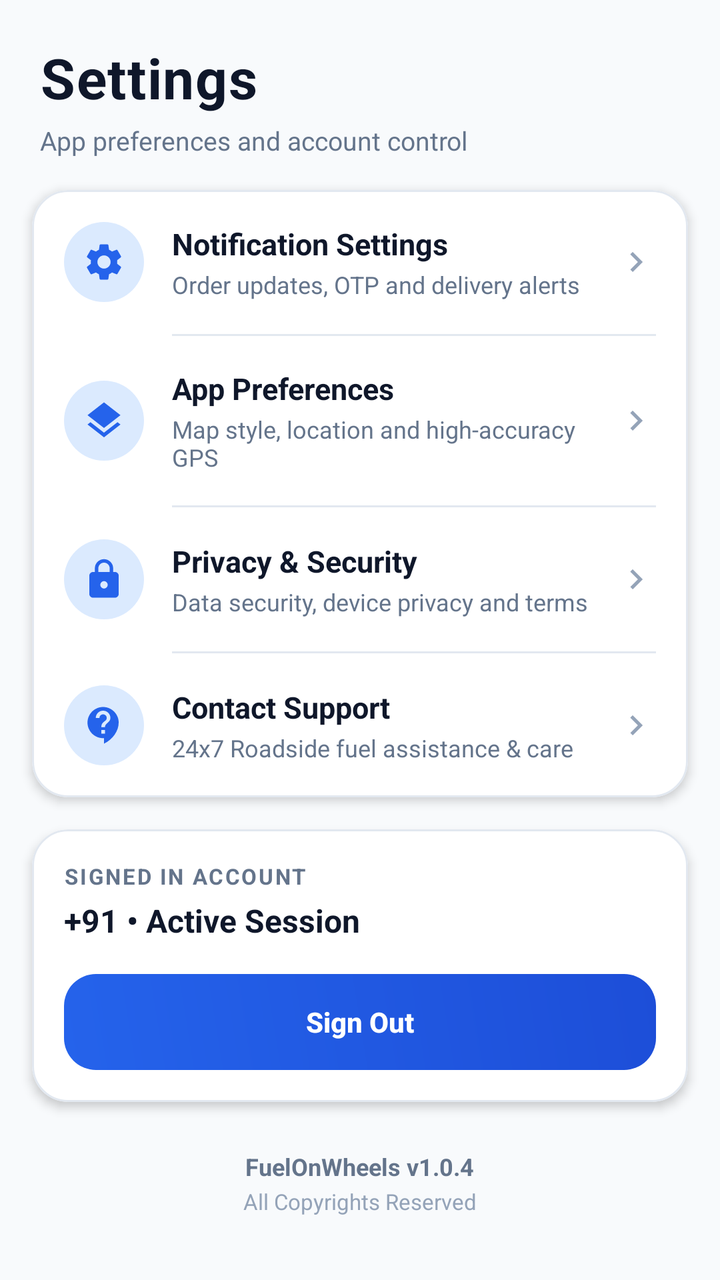
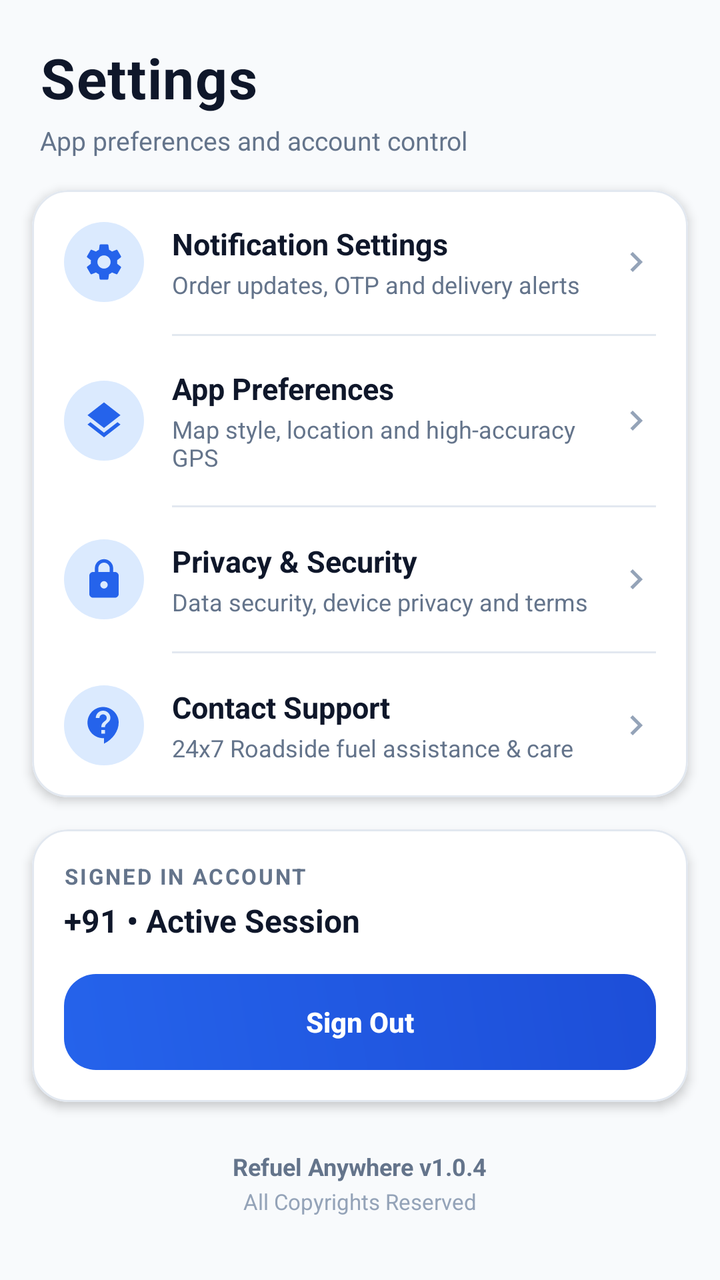

An Android layout rendered at two revisions. The XML below is the earlier revision; the diff shows what the commit changed to produce the second picture.
<!-- AndroidManifest.xml: application theme Theme.FuelOnWheelsApp -->
<!-- res/layout/fragment_settings.xml -->
<?xml version="1.0" encoding="utf-8"?>
<ScrollView xmlns:android="http://schemas.android.com/apk/res/android"
    xmlns:app="http://schemas.android.com/apk/res-auto"
    xmlns:tools="http://schemas.android.com/tools"
    android:layout_width="match_parent"
    android:layout_height="match_parent"
    android:background="@color/bg_slate"
    android:fillViewport="true"
    tools:context=".dashboard.SettingsFragment">

    <LinearLayout
        android:layout_width="match_parent"
        android:layout_height="wrap_content"
        android:orientation="vertical"
        android:paddingBottom="32dp">

        
        <TextView
            android:layout_width="wrap_content"
            android:layout_height="wrap_content"
            android:layout_marginStart="20dp"
            android:layout_marginTop="20dp"
            android:letterSpacing="0.02"
            android:text="Settings"
            android:textColor="@color/brand_navy"
            android:textSize="28sp"
            android:textStyle="bold" />

        <TextView
            android:layout_width="wrap_content"
            android:layout_height="wrap_content"
            android:layout_marginStart="20dp"
            android:layout_marginTop="4dp"
            android:layout_marginBottom="16dp"
            android:text="App preferences and account control"
            android:textColor="@color/text_secondary"
            android:textSize="13sp" />

        
        <com.google.android.material.card.MaterialCardView
            android:layout_width="match_parent"
            android:layout_height="wrap_content"
            android:layout_marginStart="16dp"
            android:layout_marginEnd="16dp"
            android:layout_marginBottom="16dp"
            app:cardBackgroundColor="@color/surface_card"
            app:cardCornerRadius="18dp"
            app:cardElevation="3dp"
            app:strokeColor="@color/card_border"
            app:strokeWidth="1dp">

            <LinearLayout
                android:layout_width="match_parent"
                android:layout_height="wrap_content"
                android:orientation="vertical">

                
                <LinearLayout
                    android:id="@+id/settings_item_notifications"
                    android:layout_width="match_parent"
                    android:layout_height="wrap_content"
                    android:background="?attr/selectableItemBackground"
                    android:clickable="true"
                    android:focusable="true"
                    android:gravity="center_vertical"
                    android:orientation="horizontal"
                    android:padding="16dp">

                    <FrameLayout
                        android:layout_width="40dp"
                        android:layout_height="40dp"
                        android:background="@drawable/badge_pill_blue">

                        <ImageView
                            android:layout_width="22dp"
                            android:layout_height="22dp"
                            android:layout_gravity="center"
                            android:contentDescription="@null"
                            android:src="@drawable/ic_baseline_settings_24"
                            app:tint="@color/brand_primary" />
                    </FrameLayout>

                    <LinearLayout
                        android:layout_width="0dp"
                        android:layout_height="wrap_content"
                        android:layout_marginStart="14dp"
                        android:layout_weight="1"
                        android:orientation="vertical">

                        <TextView
                            android:layout_width="wrap_content"
                            android:layout_height="wrap_content"
                            android:text="Notification Settings"
                            android:textColor="@color/brand_navy"
                            android:textSize="15sp"
                            android:textStyle="bold" />

                        <TextView
                            android:layout_width="wrap_content"
                            android:layout_height="wrap_content"
                            android:layout_marginTop="2dp"
                            android:text="Order updates, OTP and delivery alerts"
                            android:textColor="@color/text_secondary"
                            android:textSize="12sp" />
                    </LinearLayout>

                    <ImageView
                        android:layout_width="20dp"
                        android:layout_height="20dp"
                        android:contentDescription="@null"
                        android:src="@drawable/ic_baseline_keyboard_arrow_right_24"
                        app:tint="@color/text_muted" />
                </LinearLayout>

                <View
                    android:layout_width="match_parent"
                    android:layout_height="1dp"
                    android:layout_marginStart="70dp"
                    android:layout_marginEnd="16dp"
                    android:background="@color/card_border" />

                
                <LinearLayout
                    android:id="@+id/settings_item_app"
                    android:layout_width="match_parent"
                    android:layout_height="wrap_content"
                    android:background="?attr/selectableItemBackground"
                    android:clickable="true"
                    android:focusable="true"
                    android:gravity="center_vertical"
                    android:orientation="horizontal"
                    android:padding="16dp">

                    <FrameLayout
                        android:layout_width="40dp"
                        android:layout_height="40dp"
                        android:background="@drawable/badge_pill_blue">

                        <ImageView
                            android:layout_width="22dp"
                            android:layout_height="22dp"
                            android:layout_gravity="center"
                            android:contentDescription="@null"
                            android:src="@drawable/ic_layers_24"
                            app:tint="@color/brand_primary" />
                    </FrameLayout>

                    <LinearLayout
                        android:layout_width="0dp"
                        android:layout_height="wrap_content"
                        android:layout_marginStart="14dp"
                        android:layout_weight="1"
                        android:orientation="vertical">

                        <TextView
                            android:layout_width="wrap_content"
                            android:layout_height="wrap_content"
                            android:text="App Preferences"
                            android:textColor="@color/brand_navy"
                            android:textSize="15sp"
                            android:textStyle="bold" />

                        <TextView
                            android:layout_width="wrap_content"
                            android:layout_height="wrap_content"
                            android:layout_marginTop="2dp"
                            android:text="Map style, location and high-accuracy GPS"
                            android:textColor="@color/text_secondary"
                            android:textSize="12sp" />
                    </LinearLayout>

                    <ImageView
                        android:layout_width="20dp"
                        android:layout_height="20dp"
                        android:contentDescription="@null"
                        android:src="@drawable/ic_baseline_keyboard_arrow_right_24"
                        app:tint="@color/text_muted" />
                </LinearLayout>

                <View
                    android:layout_width="match_parent"
                    android:layout_height="1dp"
                    android:layout_marginStart="70dp"
                    android:layout_marginEnd="16dp"
                    android:background="@color/card_border" />

                
                <LinearLayout
                    android:id="@+id/settings_item_privacy"
                    android:layout_width="match_parent"
                    android:layout_height="wrap_content"
                    android:background="?attr/selectableItemBackground"
                    android:clickable="true"
                    android:focusable="true"
                    android:gravity="center_vertical"
                    android:orientation="horizontal"
                    android:padding="16dp">

                    <FrameLayout
                        android:layout_width="40dp"
                        android:layout_height="40dp"
                        android:background="@drawable/badge_pill_blue">

                        <ImageView
                            android:layout_width="22dp"
                            android:layout_height="22dp"
                            android:layout_gravity="center"
                            android:contentDescription="@null"
                            android:src="@drawable/ic_lock_outline_24"
                            app:tint="@color/brand_primary" />
                    </FrameLayout>

                    <LinearLayout
                        android:layout_width="0dp"
                        android:layout_height="wrap_content"
                        android:layout_marginStart="14dp"
                        android:layout_weight="1"
                        android:orientation="vertical">

                        <TextView
                            android:layout_width="wrap_content"
                            android:layout_height="wrap_content"
                            android:text="Privacy &amp; Security"
                            android:textColor="@color/brand_navy"
                            android:textSize="15sp"
                            android:textStyle="bold" />

                        <TextView
                            android:layout_width="wrap_content"
                            android:layout_height="wrap_content"
                            android:layout_marginTop="2dp"
                            android:text="Data security, device privacy and terms"
                            android:textColor="@color/text_secondary"
                            android:textSize="12sp" />
                    </LinearLayout>

                    <ImageView
                        android:layout_width="20dp"
                        android:layout_height="20dp"
                        android:contentDescription="@null"
                        android:src="@drawable/ic_baseline_keyboard_arrow_right_24"
                        app:tint="@color/text_muted" />
                </LinearLayout>

                <View
                    android:layout_width="match_parent"
                    android:layout_height="1dp"
                    android:layout_marginStart="70dp"
                    android:layout_marginEnd="16dp"
                    android:background="@color/card_border" />

                
                <LinearLayout
                    android:id="@+id/settings_item_contact"
                    android:layout_width="match_parent"
                    android:layout_height="wrap_content"
                    android:background="?attr/selectableItemBackground"
                    android:clickable="true"
                    android:focusable="true"
                    android:gravity="center_vertical"
                    android:orientation="horizontal"
                    android:padding="16dp">

                    <FrameLayout
                        android:layout_width="40dp"
                        android:layout_height="40dp"
                        android:background="@drawable/badge_pill_blue">

                        <ImageView
                            android:layout_width="22dp"
                            android:layout_height="22dp"
                            android:layout_gravity="center"
                            android:contentDescription="@null"
                            android:src="@drawable/ic_baseline_contact_support_24"
                            app:tint="@color/brand_primary" />
                    </FrameLayout>

                    <LinearLayout
                        android:layout_width="0dp"
                        android:layout_height="wrap_content"
                        android:layout_marginStart="14dp"
                        android:layout_weight="1"
                        android:orientation="vertical">

                        <TextView
                            android:layout_width="wrap_content"
                            android:layout_height="wrap_content"
                            android:text="Contact Support"
                            android:textColor="@color/brand_navy"
                            android:textSize="15sp"
                            android:textStyle="bold" />

                        <TextView
                            android:layout_width="wrap_content"
                            android:layout_height="wrap_content"
                            android:layout_marginTop="2dp"
                            android:text="24x7 Roadside fuel assistance &amp; care"
                            android:textColor="@color/text_secondary"
                            android:textSize="12sp" />
                    </LinearLayout>

                    <ImageView
                        android:layout_width="20dp"
                        android:layout_height="20dp"
                        android:contentDescription="@null"
                        android:src="@drawable/ic_baseline_keyboard_arrow_right_24"
                        app:tint="@color/text_muted" />
                </LinearLayout>

            </LinearLayout>
        </com.google.android.material.card.MaterialCardView>

        
        <ListView
            android:id="@+id/settingsList"
            android:layout_width="match_parent"
            android:layout_height="0dp"
            android:visibility="gone" />

        
        <com.google.android.material.card.MaterialCardView
            android:layout_width="match_parent"
            android:layout_height="wrap_content"
            android:layout_marginStart="16dp"
            android:layout_marginEnd="16dp"
            android:layout_marginBottom="24dp"
            app:cardBackgroundColor="@color/surface_card"
            app:cardCornerRadius="18dp"
            app:cardElevation="3dp"
            app:strokeColor="@color/card_border"
            app:strokeWidth="1dp">

            <LinearLayout
                android:layout_width="match_parent"
                android:layout_height="wrap_content"
                android:orientation="vertical"
                android:padding="16dp">

                <TextView
                    android:id="@+id/textView6"
                    android:layout_width="wrap_content"
                    android:layout_height="wrap_content"
                    android:letterSpacing="0.08"
                    android:text="SIGNED IN ACCOUNT"
                    android:textColor="@color/text_secondary"
                    android:textSize="11sp"
                    android:textStyle="bold" />

                <TextView
                    android:id="@+id/settings_tv_phone"
                    android:layout_width="wrap_content"
                    android:layout_height="wrap_content"
                    android:layout_marginTop="4dp"
                    android:layout_marginBottom="16dp"
                    android:text="+91 • Active Session"
                    android:textColor="@color/brand_navy"
                    android:textSize="16sp"
                    android:textStyle="bold" />

                
                <Button
                    android:id="@+id/settings_btn_signout"
                    android:layout_width="match_parent"
                    android:layout_height="48dp"
                    android:background="@drawable/bg_primary_button"
                    app:backgroundTint="@null"
                    android:elevation="0dp"
                    android:stateListAnimator="@null"
                    android:text="Sign Out"
                    android:textAllCaps="false"
                    android:textColor="@color/white"
                    android:textSize="14sp"
                    android:textStyle="bold" />
            </LinearLayout>
        </com.google.android.material.card.MaterialCardView>

        
        <LinearLayout
            android:layout_width="match_parent"
            android:layout_height="wrap_content"
            android:gravity="center"
            android:orientation="vertical">

            <TextView
                android:layout_width="wrap_content"
                android:layout_height="wrap_content"
                android:text="FuelOnWheels v1.0.4"
                android:textColor="@color/text_secondary"
                android:textSize="12sp"
                android:textStyle="bold" />

            <TextView
                android:id="@+id/textView4"
                android:layout_width="wrap_content"
                android:layout_height="wrap_content"
                android:layout_marginTop="2dp"
                android:text="@string/all_copyrights_reserved"
                android:textColor="@color/text_muted"
                android:textSize="11sp" />
        </LinearLayout>

    </LinearLayout>
</ScrollView>
<!-- resources referenced by this layout -->
<resources>
  <color name="bg_slate">#F8FAFC</color>
  <color name="brand_navy">#0F172A</color>
  <color name="brand_primary">#2563EB</color>
  <color name="card_border">#E2E8F0</color>
  <color name="surface_card">#FFFFFF</color>
  <color name="text_muted">#94A3B8</color>
  <color name="text_secondary">#64748B</color>
  <color name="white">#FFFFFFFF</color>
  <!-- drawable badge_pill_blue (drawable) -->
  <?xml version="1.0" encoding="utf-8"?>
  <shape xmlns:android="http://schemas.android.com/apk/res/android"
      android:shape="rectangle">
      <solid android:color="@color/pill_blue_bg" />
      <corners android:radius="50dp" />
      <padding
          android:left="10dp"
          android:top="4dp"
          android:right="10dp"
          android:bottom="4dp" />
  </shape>
  <!-- drawable bg_primary_button (drawable) -->
  <?xml version="1.0" encoding="utf-8"?>
  <ripple xmlns:android="http://schemas.android.com/apk/res/android"
      android:color="#40FFFFFF">
      <item>
          <shape android:shape="rectangle">
              <gradient
                  android:angle="45"
                  android:startColor="#2563EB"
                  android:endColor="#1D4ED8"
                  android:type="linear" />
              <corners android:radius="16dp" />
          </shape>
      </item>
  </ripple>
  <!-- drawable ic_baseline_contact_support_24 (drawable) -->
  <vector xmlns:android="http://schemas.android.com/apk/res/android"
      android:width="24dp"
      android:height="24dp"
      android:viewportWidth="24"
      android:viewportHeight="24"
      android:tint="?attr/colorControlNormal"
      android:autoMirrored="true">
    <path
        android:fillColor="@android:color/white"
        android:pathData="M11.5,2C6.81,2 3,5.81 3,10.5S6.81,19 11.5,19h0.5v3c4.86,-2.34 8,-7 8,-11.5C20,5.81 16.19,2 11.5,2zM12.5,16.5h-2v-2h2v2zM12.5,13h-2c0,-3.25 3,-3 3,-5 0,-1.1 -0.9,-2 -2,-2s-2,0.9 -2,2h-2c0,-2.21 1.79,-4 4,-4s4,1.79 4,4c0,2.5 -3,2.75 -3,5z"/>
  </vector>
  <!-- drawable ic_baseline_keyboard_arrow_right_24 (drawable) -->
  <vector xmlns:android="http://schemas.android.com/apk/res/android"
      android:width="24dp"
      android:height="24dp"
      android:viewportWidth="24"
      android:viewportHeight="24"
      android:tint="?attr/colorControlNormal"
      android:autoMirrored="true">
    <path
        android:fillColor="@android:color/white"
        android:pathData="M8.59,16.59L13.17,12 8.59,7.41 10,6l6,6 -6,6 -1.41,-1.41z"/>
  </vector>
  <!-- drawable ic_layers_24 (drawable) -->
  <vector xmlns:android="http://schemas.android.com/apk/res/android"
      android:width="20dp"
      android:height="20dp"
      android:viewportWidth="24"
      android:viewportHeight="24"
      android:tint="@color/brand_navy">
      <path
          android:fillColor="@android:color/white"
          android:pathData="M11.99,18.54l-7.37,-5.73L3,14.07l9,7 9,-7 -1.63,-1.27 -7.38,5.74zM12,16l7.36,-5.73L21,9l-9,-7 -9,7 1.63,1.27L12,16z"/>
  </vector>
  <!-- drawable ic_lock_outline_24 (drawable) -->
  <vector xmlns:android="http://schemas.android.com/apk/res/android"
      android:width="24dp"
      android:height="24dp"
      android:viewportWidth="24"
      android:viewportHeight="24">
    <path
        android:fillColor="#64748B"
        android:pathData="M18,8h-1V6c0,-2.76 -2.24,-5 -5,-5S7,3.24 7,6v2H6c-1.1,0 -2,0.9 -2,2v10c0,1.1 0.9,2 2,2h12c1.1,0 2,-0.9 2,-2V10c0,-1.1 -0.9,-2 -2,-2zm-6,9c-1.1,0 -2,-0.9 -2,-2s0.9,-2 2,-2 2,0.9 2,2 -0.9,2 -2,2zm3.1,-9H8.9V6c0,-1.71 1.39,-3.1 3.1,-3.1 1.71,0 3.1,1.39 3.1,3.1v2z"/>
  </vector>
  <string name="all_copyrights_reserved">All Copyrights Reserved</string>
  <color name="pill_blue_bg">#DBEAFE</color>
  <color name="brand_primary_dark">#1D4ED8</color>
  <!-- unchanged entries left out for length: 2 -->
</resources>

<!-- the commit's change to res/layout/fragment_settings.xml (unified diff, before → after) -->
@@ -384,7 +384,7 @@
             <TextView
                 android:layout_width="wrap_content"
                 android:layout_height="wrap_content"
-                android:text="FuelOnWheels v1.0.4"
+                android:text="Refuel Anywhere v1.0.4"
                 android:textColor="@color/text_secondary"
                 android:textSize="12sp"
                 android:textStyle="bold" />
